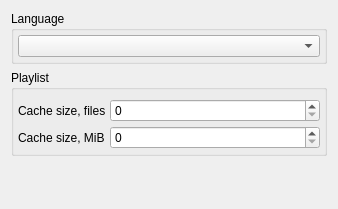
This is apps/zxtune-qt/ui/preferences/interface.ui in vitamin-caig/zxtune as Qt 5 draws it before an edit. The edited form follows.
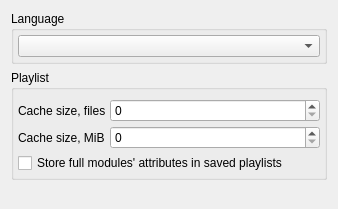
This is the edited form.

Commit message: zxtune-qt: support relative paths in stored playlists.

```diff
--- a/apps/zxtune-qt/ui/preferences/interface.ui
+++ b/apps/zxtune-qt/ui/preferences/interface.ui
@@ -87,6 +87,16 @@
         </property>
        </widget>
       </item>
+      <item row="2" column="0" colspan="2">
+       <widget class="QCheckBox" name="playlistStoreAllProperties">
+        <property name="toolTip">
+         <string>Store all module attributes and properties instead of only custom</string>
+        </property>
+        <property name="text">
+         <string>Store full modules' attributes in saved playlists</string>
+        </property>
+       </widget>
+      </item>
      </layout>
     </widget>
    </item>
```
The commit also changes 9 other files.
